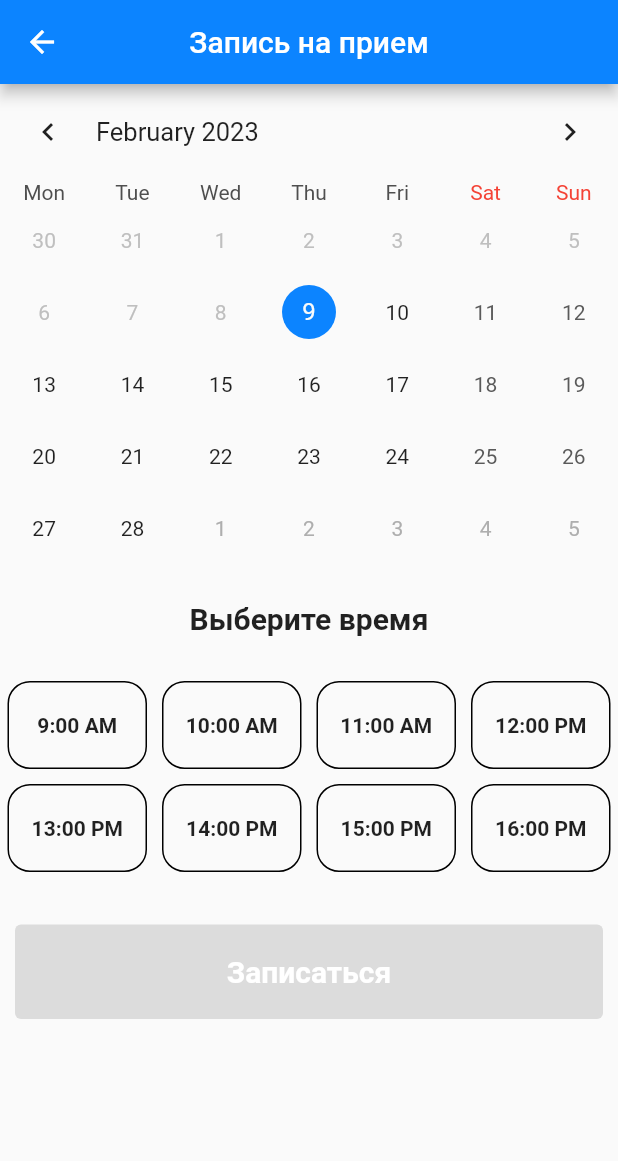
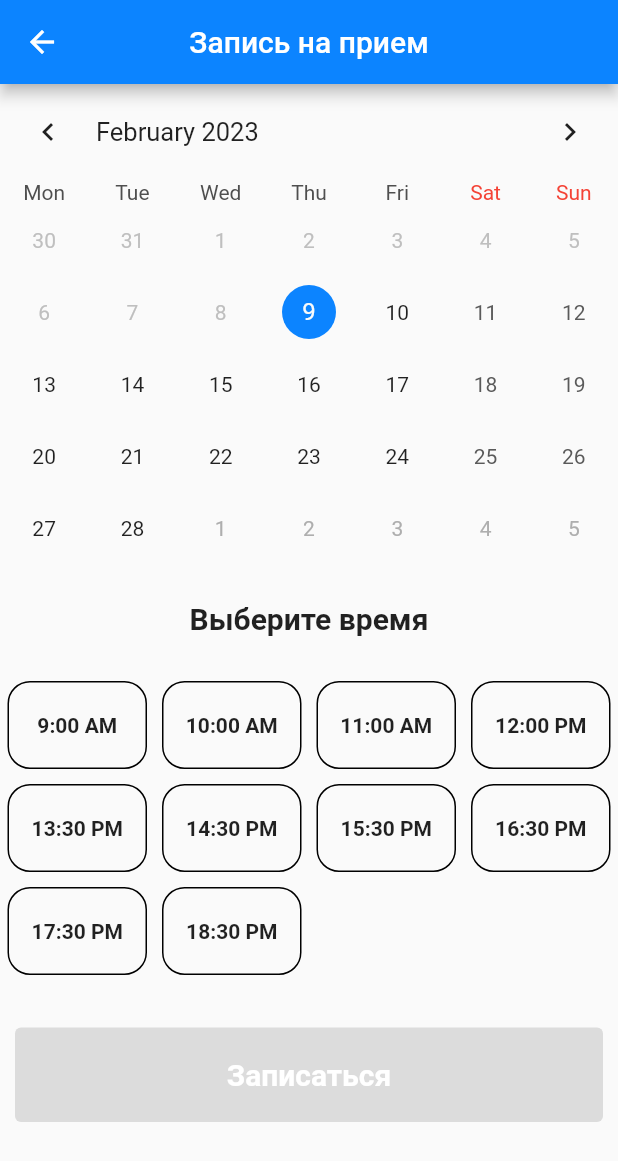
Before and after one commit to JupickGosling/doctors_appointments, a Flutter app: the BookAppoint screen opened directly with empty values, on a phone screen of 412 x 824 dp. Shown: the top 1161 px of the screen. Run offline on Flutter 3.47's test engine with Material 2 defaults, Android fonts, the phone set to English and light mode, and no system bars; drawn by our look-alikes of table_calendar; our stand-ins replace awesome_snackbar_content, cloud_firestore, firebase_auth, firebase_core, flutter_slidable, fluttertoast and 4 more; accounts and stored records are empty.

Commit message:
fix time

```diff
--- a/lib/NavBar/notice_screen.dart
+++ b/lib/NavBar/notice_screen.dart
@@ -3,6 +3,7 @@ import 'package:doctors_appointments/components/get_appoint.dart';
 import 'package:firebase_auth/firebase_auth.dart';
 import 'package:flutter/material.dart';
 import 'package:flutter_slidable/flutter_slidable.dart';
+import 'package:fluttertoast/fluttertoast.dart';
 
 import '../colors.dart';
 
@@ -38,6 +39,7 @@ class _NoticeTabState extends State<NoticeTab> {
         .collection('appointments')
         .doc(appointId)
         .delete();
+    Fluttertoast.showToast(msg: "Вы успешно отменили запись на прием");
   }
 
   @override
--- a/lib/screens/book_appoint.dart
+++ b/lib/screens/book_appoint.dart
@@ -11,6 +11,7 @@ import 'package:table_calendar/table_calendar.dart';
 import '../NavBar/notice_screen.dart';
 import '../colors.dart';
 import '../components/button2.dart';
+import '../model/dataconverted.dart';
 import '../model/doctor_model.dart';
 
 class BookAppoint extends StatefulWidget {
@@ -48,6 +49,8 @@ class _BookAppointState extends State<BookAppoint> {
     FirebaseFirestore firebaseFirestore = FirebaseFirestore.instance;
     User? user = FirebaseAuth.instance.currentUser;
 
+    final getTime = DataConverted.getTime(_currentIndex!);
+
     AppointModel appointModel = AppointModel();
 
     appointModel.doctor =
@@ -56,7 +59,7 @@ class _BookAppointState extends State<BookAppoint> {
     appointModel.date =
         '${_currentDay.day}.${_currentDay.month}.${_currentDay.year}';
     appointModel.status = 'Активно';
-    appointModel.time = '9:00 AM';
+    appointModel.time = getTime;
 
     await firebaseFirestore
         .collection("appointments")
@@ -202,7 +205,7 @@ class _BookAppointState extends State<BookAppoint> {
                           ),
                           alignment: Alignment.center,
                           child: Text(
-                            "${index + 9}:00 ${index + 9 > 11 ? "PM" : "AM"}",
+                            "${index + 9}:${index + 9 > 12 ? "30" : "00"} ${index + 9 > 11 ? "PM" : "AM"}",
                             style: TextStyle(
                               fontWeight: FontWeight.bold,
                               color:
@@ -212,7 +215,7 @@ class _BookAppointState extends State<BookAppoint> {
                         ),
                       );
                     },
-                    childCount: 8,
+                    childCount: 10,
                   ),
                   gridDelegate: const SliverGridDelegateWithFixedCrossAxisCount(
                     crossAxisCount: 4,
```
Also changed, not shown: lib/model/dataconverted.dart (added, +30 -0 lines).
